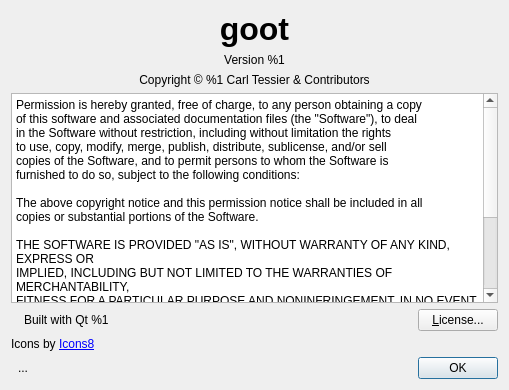
The window that src/Gui/AboutDialog.ui (DrFrankenstein/goot) describes before a commit, drawn with Qt 5.
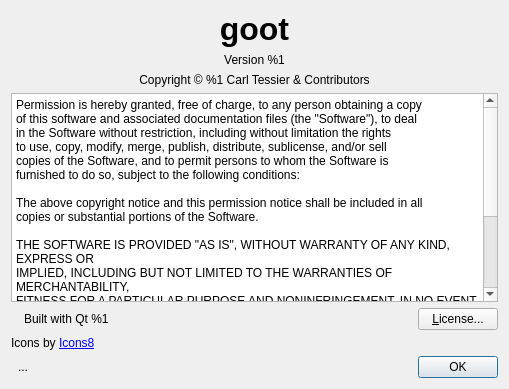
The same window after the commit. Icons and pictures are not drawn.

```diff
--- a/src/Gui/AboutDialog.ui
+++ b/src/Gui/AboutDialog.ui
@@ -7,7 +7,7 @@
     <x>0</x>
     <y>0</y>
     <width>509</width>
-    <height>390</height>
+    <height>389</height>
    </rect>
   </property>
   <property name="windowTitle">
```
Left out of the diff: 50 changed lines with no effect on the pictures.
